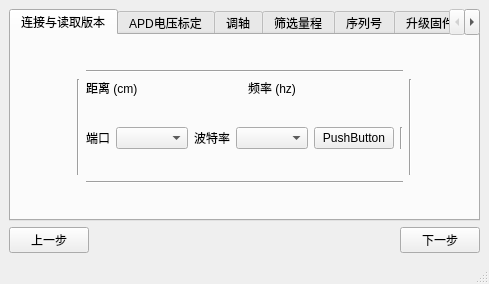
This is tf03_production/main_window.ui in codincodee/tf03_sdk as Qt 5 draws it before an edit. The edited form follows.
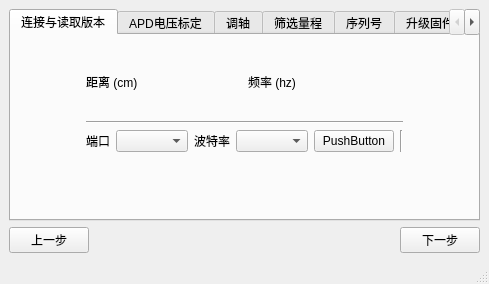
This is the edited form. The open tabs and pages were chosen to show the change. Icons and pictures are not drawn.

What changed in the file:
```diff
--- a/tf03_production/main_window.ui
+++ b/tf03_production/main_window.ui
@@ -32,28 +32,7 @@
         <string>连接与读取版本</string>
        </attribute>
        <layout class="QGridLayout" name="gridLayout_5">
-        <item row="9" column="3">
-         <widget class="Line" name="line_3">
-          <property name="orientation">
-           <enum>Qt::Vertical</enum>
-          </property>
-         </widget>
-        </item>
-        <item row="10" column="2">
-         <widget class="Line" name="line_2">
-          <property name="orientation">
-           <enum>Qt::Horizontal</enum>
-          </property>
-         </widget>
-        </item>
-        <item row="1" column="2">
-         <widget class="Line" name="line">
-          <property name="orientation">
-           <enum>Qt::Horizontal</enum>
-          </property>
-         </widget>
-        </item>
-        <item row="9" column="0">
+        <item row="8" column="0">
          <spacer name="horizontalSpacer_5">
           <property name="orientation">
            <enum>Qt::Horizontal</enum>
@@ -66,7 +45,7 @@
           </property>
          </spacer>
         </item>
-        <item row="9" column="4">
+        <item row="8" column="2">
          <spacer name="horizontalSpacer_6">
           <property name="orientation">
            <enum>Qt::Horizontal</enum>
@@ -79,7 +58,7 @@
           </property>
          </spacer>
         </item>
-        <item row="9" column="2">
+        <item row="8" column="1">
          <layout class="QVBoxLayout" name="verticalLayout">
           <item>
            <layout class="QGridLayout" name="gridLayout_3">
@@ -139,6 +118,13 @@
             </item>
            </layout>
           </item>
+          <item>
+           <widget class="Line" name="line_6">
+            <property name="orientation">
+             <enum>Qt::Horizontal</enum>
+            </property>
+           </widget>
+          </item>
           <item>
            <layout class="QGridLayout" name="gridLayout_2">
             <item row="0" column="0">
@@ -201,7 +187,7 @@
           </item>
          </layout>
         </item>
-        <item row="11" column="2">
+        <item row="9" column="1">
          <spacer name="verticalSpacer">
           <property name="orientation">
            <enum>Qt::Vertical</enum>
@@ -214,7 +200,7 @@
           </property>
          </spacer>
         </item>
-        <item row="0" column="2">
+        <item row="0" column="1">
          <spacer name="verticalSpacer_3">
           <property name="orientation">
            <enum>Qt::Vertical</enum>
@@ -227,13 +213,6 @@
           </property>
          </spacer>
         </item>
-        <item row="9" column="1">
-         <widget class="Line" name="line_4">
-          <property name="orientation">
-           <enum>Qt::Vertical</enum>
-          </property>
-         </widget>
-        </item>
        </layout>
       </widget>
       <widget class="QWidget" name="tab_2">
```
Left out of the diff: 2 changed lines with no effect on the pictures.
